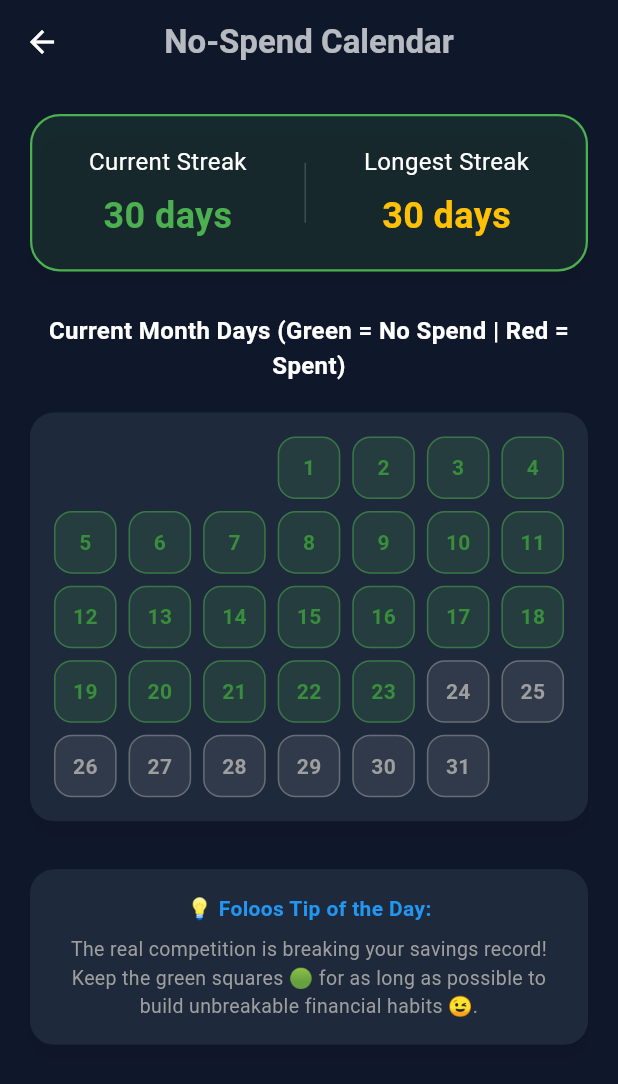
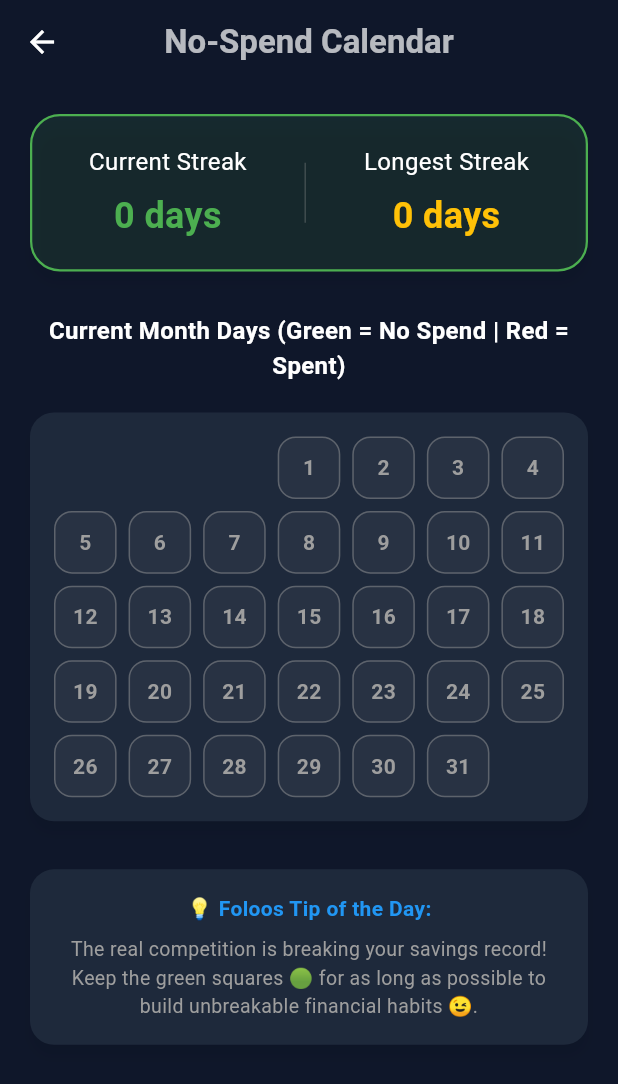
Before and after one commit to yousef-812/flosy_fein, a Flutter app: the NoSpendScreen screen opened directly, on a phone screen of 412 x 824 dp. Shown: the top 1084 px of the screen. Run offline on Flutter 3.47's test engine with Material 3 defaults, Android fonts, the phone set to English and light mode, and no system bars; our stand-ins replace audioplayers, firebase_analytics, firebase_core, firebase_crashlytics, fl_chart, google_mobile_ads and 4 more; accounts and stored records are empty.

Commit message:
fix(streak): avoid counting days before the first transaction

```diff
--- a/lib/screens/no_spend/no_spend_screen.dart
+++ b/lib/screens/no_spend/no_spend_screen.dart
@@ -2,73 +2,27 @@ import 'package:flutter/material.dart';
 import 'package:provider/provider.dart';
 import '../../providers/transaction_provider.dart';
 import '../../providers/language_provider.dart';
-import '../../models/transaction_model.dart';
-import '../../core/utils/haptic_helper.dart';
+import '../../core/utils/streak_calculator.dart';
 
 class NoSpendScreen extends StatelessWidget {
   const NoSpendScreen({super.key});
-
-  // Calculate streaks
-  Map<String, int> _calculateStreaks(List<TransactionModel> transactions) {
-    int currentStreak = 0;
-    int longestStreak = 0;
-    int tempStreak = 0;
-
-    final now = DateTime.now();
-    // Check the last 30 days
-    for (int i = 29; i >= 0; i--) {
-      final checkDate = DateTime(now.year, now.month, now.day).subtract(Duration(days: i));
-      final hasExpense = transactions.any((tx) =>
-          tx.isExpense &&
-          tx.date.day == checkDate.day &&
-          tx.date.month == checkDate.month &&
-          tx.date.year == checkDate.year);
-
-      if (!hasExpense) {
-        tempStreak++;
-        if (tempStreak > longestStreak) {
-          longestStreak = tempStreak;
-        }
-      } else {
-        tempStreak = 0;
-      }
-    }
-
-    // Current streak (counting backwards from today)
-    for (int i = 0; i < 30; i++) {
-      final checkDate = DateTime(now.year, now.month, now.day).subtract(Duration(days: i));
-      final hasExpense = transactions.any((tx) =>
-          tx.isExpense &&
-          tx.date.day == checkDate.day &&
-          tx.date.month == checkDate.month &&
-          tx.date.year == checkDate.year);
-
-      if (!hasExpense) {
-        currentStreak++;
-      } else {
-        break;
-      }
-    }
-
-    return {
-      'current': currentStreak,
-      'longest': longestStreak,
-    };
-  }
 
   @override
   Widget build(BuildContext context) {
     final provider = Provider.of<TransactionProvider>(context);
     final languageProvider = Provider.of<LanguageProvider>(context);
-    final streaks = _calculateStreaks(provider.transactions);
     final now = DateTime.now();
+    final today = DateTime(now.year, now.month, now.day);
+    final streaks = calculateNoSpendStreaks(
+      provider.transactions,
+      now: today,
+    );
 
-    // Days of the current month grid
+    final firstRecordedDay = _firstRecordedDay(provider);
     final firstDayOfMonth = DateTime(now.year, now.month, 1);
     final lastDayOfMonth = DateTime(now.year, now.month + 1, 0);
     final daysInMonth = lastDayOfMonth.day;
-    final startWeekday = firstDayOfMonth.weekday;
-    final startOffset = (startWeekday % 7);
+    final startOffset = firstDayOfMonth.weekday % 7;
 
     return Scaffold(
       appBar: AppBar(
@@ -76,11 +30,10 @@ class NoSpendScreen extends StatelessWidget {
         centerTitle: true,
       ),
       body: SingleChildScrollView(
-        padding: const EdgeInsets.all(16.0),
+        padding: const EdgeInsets.all(16),
         child: Column(
           crossAxisAlignment: CrossAxisAlignment.stretch,
           children: [
-            // Streak Header Card
             Card(
               color: Colors.green.withOpacity(0.12),
               shape: RoundedRectangleBorder(
@@ -88,49 +41,44 @@ class NoSpendScreen extends StatelessWidget {
                 side: const BorderSide(color: Colors.green, width: 1.5),
               ),
               child: Padding(
-                padding: const EdgeInsets.all(20.0),
+                padding: const EdgeInsets.all(20),
                 child: Row(
                   mainAxisAlignment: MainAxisAlignment.spaceAround,
                   children: [
-                    Column(
-                      children: [
-                        Text(languageProvider.translate('current_streak'), style: const TextStyle(fontSize: 16)),
-                        const SizedBox(height: 8),
-                        Text(
-                          '${streaks['current']} ${languageProvider.translate('days')}',
-                          style: const TextStyle(fontSize: 24, fontWeight: FontWeight.bold, color: Colors.green),
-                        ),
-                      ],
+                    _StreakValue(
+                      label: languageProvider.translate('current_streak'),
+                      value: streaks.current,
+                      daysLabel: languageProvider.translate('days'),
+                      color: Colors.green,
                     ),
-                    Container(width: 1, height: 40, color: Colors.grey.withOpacity(0.3)),
-                    Column(
-                      children: [
-                        Text(languageProvider.translate('longest_streak'), style: const TextStyle(fontSize: 16)),
-                        const SizedBox(height: 8),
-                        Text(
-                          '${streaks['longest']} ${languageProvider.translate('days')}',
-                          style: const TextStyle(fontSize: 24, fontWeight: FontWeight.bold, color: Colors.amber),
-                        ),
-                      ],
+                    Container(
+                      width: 1,
+                      height: 40,
+                      color: Colors.grey.withOpacity(0.3),
+                    ),
+                    _StreakValue(
+                      label: languageProvider.translate('longest_streak'),
+                      value: streaks.longest,
+                      daysLabel: languageProvider.translate('days'),
+                      color: Colors.amber,
                     ),
                   ],
                 ),
               ),
             ),
             const SizedBox(height: 24),
-
-            // No Spend Calendar Legend
             Text(
               languageProvider.translate('calendar_legend'),
               textAlign: TextAlign.center,
-              style: const TextStyle(fontWeight: FontWeight.bold, fontSize: 16),
+              style: const TextStyle(
+                fontWeight: FontWeight.bold,
+                fontSize: 16,
+              ),
             ),
             const SizedBox(height: 16),
-
-            // Calendar Grid View (Mockup of current month)
             Card(
               child: Padding(
-                padding: const EdgeInsets.all(16.0),
+                padding: const EdgeInsets.all(16),
                 child: GridView.builder(
                   shrinkWrap: true,
                   physics: const NeverScrollableScrollPhysics(),
@@ -138,7 +86,7 @@ class NoSpendScreen extends StatelessWidget {
                     crossAxisCount: 7,
                     mainAxisSpacing: 8,
                     crossAxisSpacing: 8,
-                    childAspectRatio: 1.0,
+                    childAspectRatio: 1,
                   ),
                   itemCount: daysInMonth + startOffset,
                   itemBuilder: (context, index) {
@@ -148,29 +96,30 @@ class NoSpendScreen extends StatelessWidget {
 
                     final dayNumber = index - startOffset + 1;
                     final date = DateTime(now.year, now.month, dayNumber);
+                    final isFuture = date.isAfter(today);
+                    final isBeforeTracking = firstRecordedDay == null ||
+                        date.isBefore(firstRecordedDay);
+                    final hasExpenses = provider.transactions.any(
+                      (transaction) =>
+                          transaction.isExpense &&
+                          transaction.date.day == dayNumber &&
+                          transaction.date.month == now.month &&
+                          transaction.date.year == now.year,
+                    );
 
-                    // Check if date has expenses
-                    final hasExpenses = provider.transactions.any((tx) =>
-                        tx.isExpense &&
-                        tx.date.day == dayNumber &&
-                        tx.date.month == now.month &&
-                        tx.date.year == now.year);
-
-                    Color cellColor = Colors.green;
-                    if (hasExpenses) {
-                      cellColor = Colors.red;
-                    }
-
-                    // Disable future days
-                    final isFuture = date.isAfter(now);
-                    if (isFuture) {
-                      cellColor = Colors.grey.withOpacity(0.3);
-                    }
+                    final cellColor = isFuture || isBeforeTracking
+                        ? Colors.grey
+                        : hasExpenses
+                            ? Colors.red
+                            : Colors.green;
+                    final opacity = isFuture || isBeforeTracking ? 0.08 : 0.15;
 
                     return Container(
                       decoration: BoxDecoration(
-                        color: cellColor.withOpacity(0.15),
-                        border: Border.all(color: cellColor.withOpacity(0.5)),
+                        color: cellColor.withOpacity(opacity),
+                        border: Border.all(
+                          color: cellColor.withOpacity(0.45),
+                        ),
                         borderRadius: BorderRadius.circular(12),
                       ),
                       alignment: Alignment.center,
@@ -178,7 +127,11 @@ class NoSpendScreen extends StatelessWidget {
                         '$dayNumber',
                         style: TextStyle(
                           fontWeight: FontWeight.bold,
-                          color: isFuture ? Colors.grey : (cellColor == Colors.green ? Colors.green.shade700 : Colors.red.shade700),
+                          color: isFuture || isBeforeTracking
+                              ? Colors.grey
+                              : hasExpenses
+                                  ? Colors.red.shade700
+                                  : Colors.green.shade700,
                         ),
                       ),
                     );
@@ -187,22 +140,26 @@ class NoSpendScreen extends StatelessWidget {
               ),
             ),
             const SizedBox(height: 24),
-
-            // Motivational quote
             Card(
               child: Padding(
-                padding: const EdgeInsets.all(16.0),
+                padding: const EdgeInsets.all(16),
                 child: Column(
                   children: [
                     Text(
                       languageProvider.translate('no_spend_tip_title'),
-                      style: const TextStyle(fontWeight: FontWeight.bold, color: Colors.blue),
+                      style: const TextStyle(
+                        fontWeight: FontWeight.bold,
+                        color: Colors.blue,
+                      ),
                     ),
                     const SizedBox(height: 8),
                     Text(
                       languageProvider.translate('no_spend_tip_body'),
                       textAlign: TextAlign.center,
-                      style: const TextStyle(fontSize: 13, color: Colors.grey),
+                      style: const TextStyle(
+                        fontSize: 13,
+                        color: Colors.grey,
+                      ),
                     ),
                   ],
                 ),
@@ -213,4 +170,52 @@ class NoSpendScreen extends StatelessWidget {
       ),
     );
   }
+
+  DateTime? _firstRecordedDay(TransactionProvider provider) {
+    if (provider.transactions.isEmpty) return null;
+
+    final dates = provider.transactions
+        .map(
+          (transaction) => DateTime(
+            transaction.date.year,
+            transaction.date.month,
+            transaction.date.day,
+          ),
+        )
+        .toList()
+      ..sort();
+    return dates.first;
+  }
 }
+
+class _StreakValue extends StatelessWidget {
+  final String label;
+  final int value;
+  final String daysLabel;
+  final Color color;
+
+  const _StreakValue({
+    required this.label,
+    required this.value,
+    required this.daysLabel,
+    required this.color,
+  });
+
+  @override
+  Widget build(BuildContext context) {
+    return Column(
+      children: [
+        Text(label, style: const TextStyle(fontSize: 16)),
+        const SizedBox(height: 8),
+        Text(
+          '$value $daysLabel',
+          style: TextStyle(
+            fontSize: 24,
+            fontWeight: FontWeight.bold,
+            color: color,
+          ),
+        ),
+      ],
+    );
+  }
+}
```
